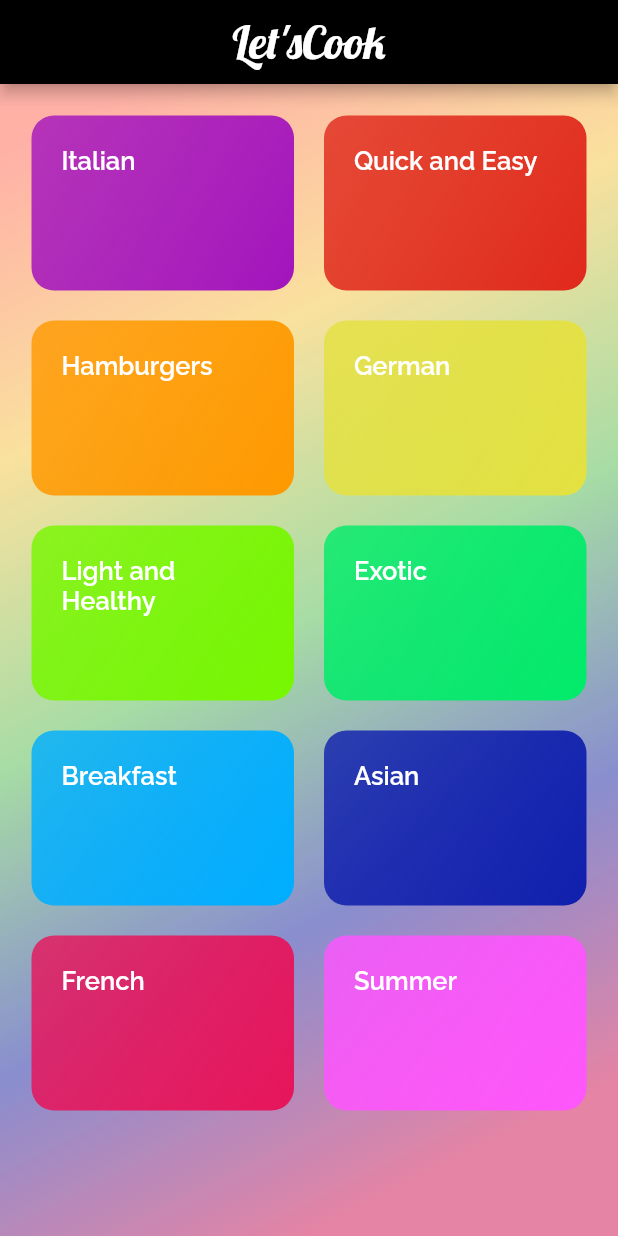
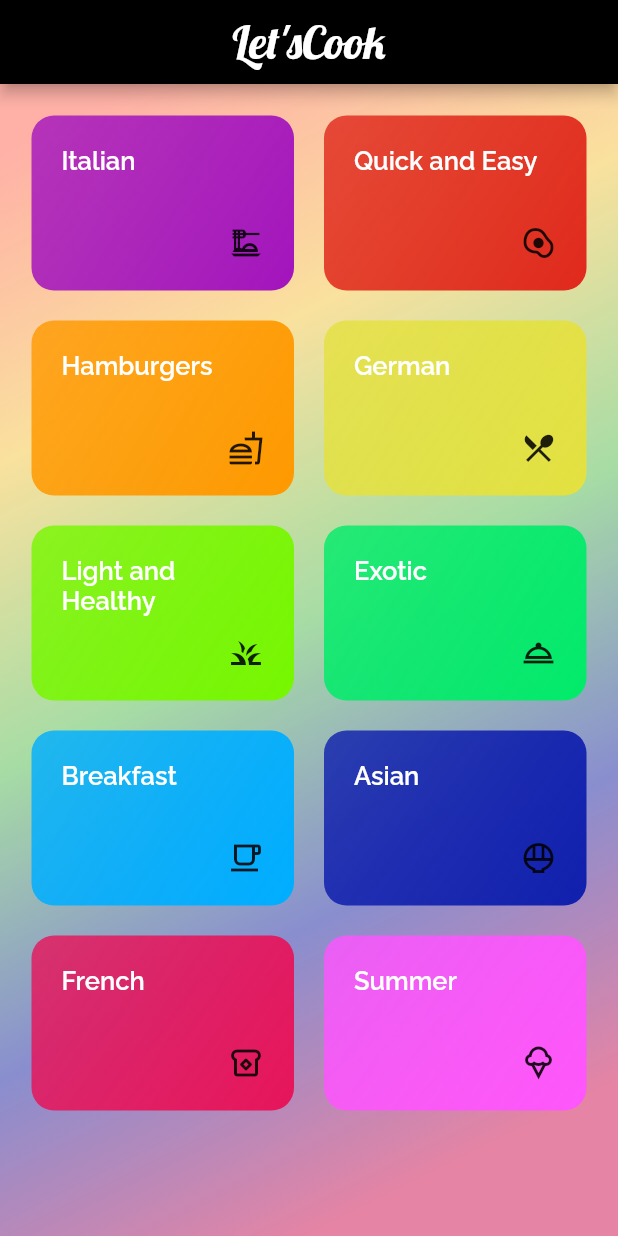
Before and after one commit to gbarth/letsCook, a Flutter app: the screen it shows after launch, on a phone screen of 412 x 824 dp. Run offline on Flutter 3.47's test engine with Material 2 defaults, Android fonts, the phone set to English and light mode, and no system bars.

Commit message:
meal item and icons

```diff
--- a/lib/components/category_item.dart
+++ b/lib/components/category_item.dart
@@ -22,7 +22,10 @@ class CategoryItem extends StatelessWidget {
     return InkWell(
       onTap: () => _selectedCategory(context),
       borderRadius: BorderRadius.circular(15),
-      child: Container(
+      child: Stack(
+        fit: StackFit.expand,
+        children: [
+          Container(
             padding: const EdgeInsets.all(20),
             child: Text(
               category.title,
@@ -44,6 +47,13 @@ class CategoryItem extends StatelessWidget {
               ),
             ),
           ),
+          Positioned(
+            bottom: 20,
+            right: 20,
+            child: Icon(category.categoryIcon),
+          )
+        ],
+      ),
     );
   }
 }
--- a/lib/data/dummy_data.dart
+++ b/lib/data/dummy_data.dart
@@ -9,51 +9,61 @@ const DUMMY_CATEGORIES = [
     id: 'c1',
     title: 'Italian',
     color: Color.fromARGB(255, 163, 20, 189),
+    categoryIcon: Icons.dinner_dining_outlined,
   ),
   Category(
     id: 'c2',
     title: 'Quick and Easy',
     color: Color.fromARGB(255, 224, 41, 28),
+    categoryIcon: Icons.egg_alt_outlined,
   ),
   Category(
     id: 'c3',
     title: 'Hamburgers',
     color: Color.fromARGB(255, 255, 153, 0),
+    categoryIcon: Icons.fastfood_outlined,
   ),
   Category(
     id: 'c4',
     title: 'German',
     color: Color.fromARGB(255, 228, 225, 64),
+    categoryIcon: Icons.local_dining_outlined,
   ),
   Category(
     id: 'c5',
     title: 'Light and Healthy',
     color: Color.fromARGB(255, 119, 247, 0),
+    categoryIcon: Icons.grass_outlined,
   ),
   Category(
     id: 'c6',
     title: 'Exotic',
     color: Color.fromARGB(255, 2, 235, 106),
+    categoryIcon: Icons.room_service_outlined,
   ),
   Category(
     id: 'c7',
     title: 'Breakfast',
     color: Color.fromARGB(255, 0, 174, 255),
+    categoryIcon: Icons.local_cafe_outlined,
   ),
   Category(
     id: 'c8',
     title: 'Asian',
     color: Color.fromARGB(255, 16, 32, 173),
+    categoryIcon: Icons.rice_bowl_outlined,
   ),
   Category(
     id: 'c9',
     title: 'French',
     color: Color.fromARGB(255, 230, 21, 91),
+    categoryIcon: Icons.breakfast_dining_outlined,
   ),
   Category(
     id: 'c10',
     title: 'Summer',
     color: Color.fromARGB(244, 255, 84, 255),
+    categoryIcon: Icons.icecream_outlined,
   ),
 ];
 
@@ -74,7 +84,7 @@ const DUMMY_MEALS = [
       '1 Onion',
       '250g Spaghetti',
       'Spices',
-      'Cheese (optional)'
+      'Cheese (optional)',
     ],
     steps: [
       'Cut the tomatoes and the onion into small pieces.',
--- a/lib/models/category.dart
+++ b/lib/models/category.dart
@@ -4,10 +4,12 @@ class Category {
   final String id;
   final String title;
   final Color color;
+  final IconData categoryIcon;
 
   const Category ({
     required this.id,
     required this.title,
+    required this.categoryIcon,
     this.color = const Color.fromARGB(255, 4, 18, 92),
   });
 }
--- a/lib/screens/categories_meals_screen.dart
+++ b/lib/screens/categories_meals_screen.dart
@@ -2,6 +2,7 @@ import 'package:flutter/material.dart';
 import 'package:lets_cook/data/dummy_data.dart';
 
 import '../models/category.dart';
+import '../components/meal_item.dart';
 
 class CategoriesMealsScreen extends StatelessWidget {
   @override
@@ -21,7 +22,7 @@ class CategoriesMealsScreen extends StatelessWidget {
       body: ListView.builder(
         itemCount: categoryMeals.length,
         itemBuilder: (ctx, index) {
-          return Text(categoryMeals[index].title);
+          return MealItem(categoryMeals[index]);
         },
       ),
     );
```
Also changed, not shown: lib/components/meal_item.dart (added, +104 -0 lines), lib/models/meals.dart (+28 -0 lines). Lines whose indentation alone changed are shown as unchanged.
